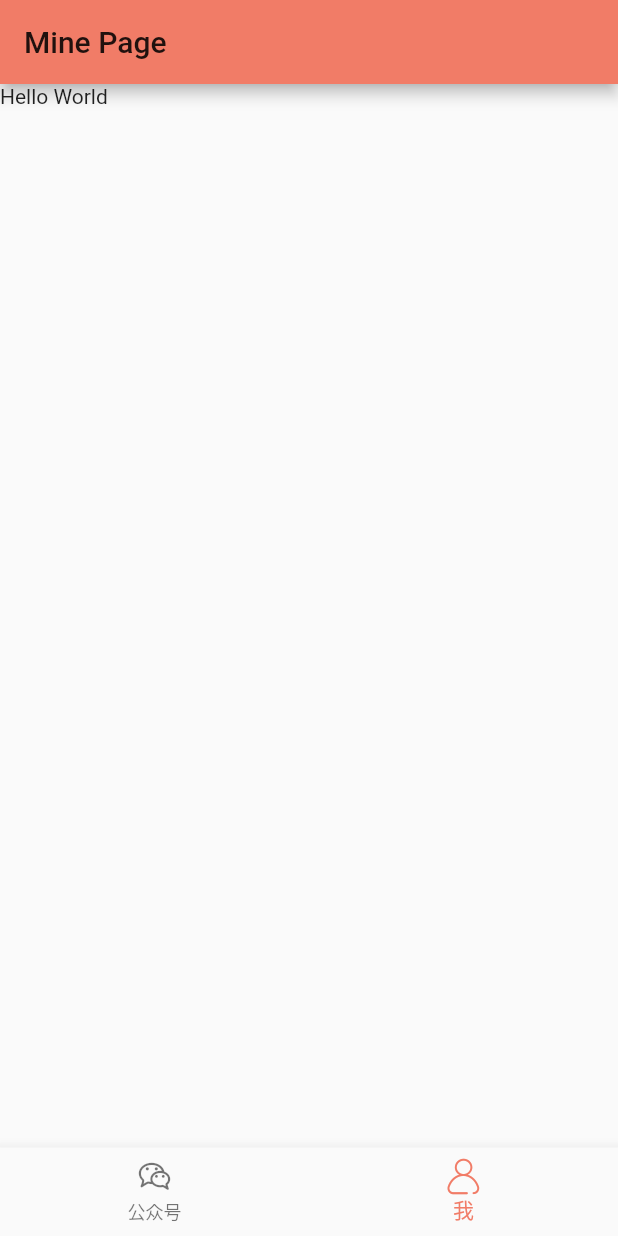
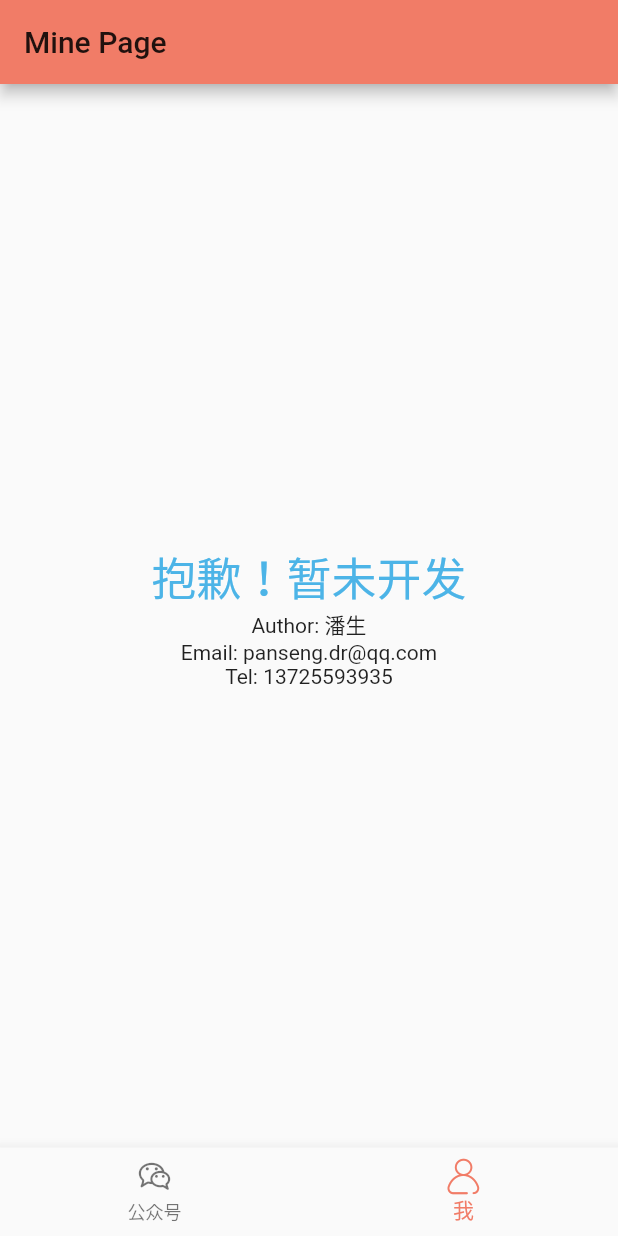
Before and after one commit to Panseng/Flutter-APP-WanAndroid, a Flutter app: the screen it shows after launch, swiped to page 2, on a phone screen of 412 x 824 dp. Run offline on Flutter 3.47's test engine with Material 2 defaults, Android fonts, the phone set to English and light mode, and no system bars; our stand-ins replace cached_network_image, dio, shared_preferences; missing offline and left inert: flutter_webview_plugin; generated files the repository leaves out were written again.

Commit message:
官网api更新

```diff
--- a/lib/api/Api.dart
+++ b/lib/api/Api.dart
@@ -1,11 +1,11 @@
 class Api {
 	/// 微信
-	static final String MP_WECHAT_NAME = "http://wanandroid.com/wxarticle/chapters/json";
-	static final String MP_WECHAT_LIST = "http://wanandroid.com/wxarticle/list/";
+	static final String MP_WECHAT_NAME = "https://wanandroid.com/wxarticle/chapters/json";
+	static final String MP_WECHAT_LIST = "https://wanandroid.com/wxarticle/list/";
 
 	/// Login
-	static final String LOGIN = "http://www.wanandroid.com/user/login";
-	static final String REGISTER = "http://www.wanandroid.com/user/register";
+	static final String LOGIN = "https://www.wanandroid.com/user/login";
+	static final String REGISTER = "https://www.wanandroid.com/user/register";
 
 	/// avatar image
 	static final String AVATAR = "https://api.adorable.io/avatars/200/";
--- a/lib/pages/mine/MinePage.dart
+++ b/lib/pages/mine/MinePage.dart
@@ -1,4 +1,6 @@
 import 'package:flutter/material.dart';
+
+import 'package:flutter_app/common/GlobalConfig.dart';
 
 class MinePage extends StatefulWidget {
 	@override
@@ -15,7 +17,26 @@ class _MinePageState extends State<MinePage> {
 			appBar: AppBar(
 				title: Text("Mine Page"),
 			),
-			body: new Text("Hello World"),
+			body: new Row(
+				mainAxisAlignment: MainAxisAlignment.center,
+				children: <Widget>[
+					Column(
+						mainAxisAlignment: MainAxisAlignment.center,
+						children: <Widget>[
+							Text(
+									"抱歉！暂未开发",
+									style: TextStyle(
+										color: GlobalConfig.color_tags,
+										fontSize: 30,
+									),
+							),
+							Text("Author: 潘生"),
+							Text("Email: panseng.dr@qq.com"),
+							Text("Tel: 13725593935")
+						],
+					)
+				],
+			),
 
 		);
 	}
```
